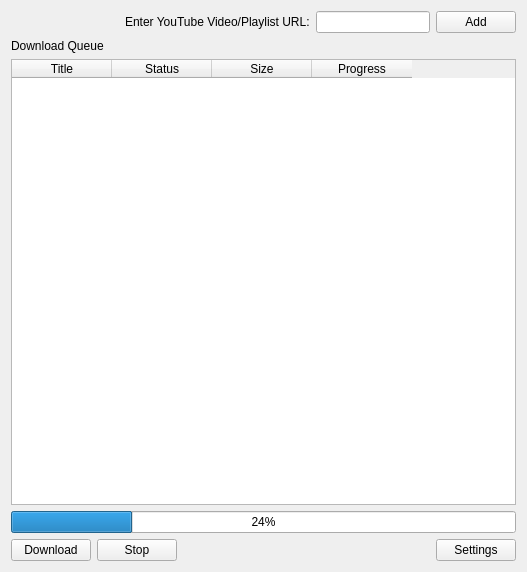
First picture: the form in app/ui/main_window_2.0.ui, repository regisgambiza/YouTube_video_downloader_2.0, before the edit.
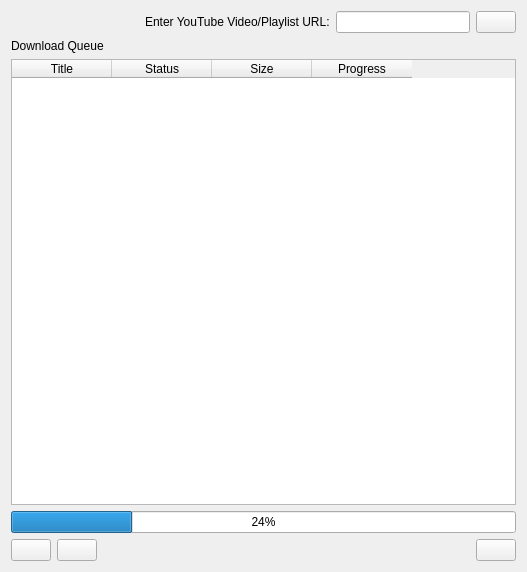
Second picture: the form after the edit.

```diff
--- a/app/ui/main_window_2.0.ui
+++ b/app/ui/main_window_2.0.ui
@@ -48,7 +48,7 @@
      <item>
       <widget class="QPushButton" name="addUrlButton">
        <property name="text">
-        <string>Add</string>
+        <string/>
        </property>
       </widget>
      </item>
@@ -97,14 +97,14 @@
      <item>
       <widget class="QPushButton" name="downloadAllButton">
        <property name="text">
-        <string>Download</string>
+        <string/>
        </property>
       </widget>
      </item>
      <item>
       <widget class="QPushButton" name="pushButton">
        <property name="text">
-        <string>Stop</string>
+        <string/>
        </property>
       </widget>
      </item>
@@ -124,7 +124,7 @@
      <item>
       <widget class="QPushButton" name="downloadOptionsButton">
        <property name="text">
-        <string>Settings</string>
+        <string/>
        </property>
       </widget>
      </item>
```
